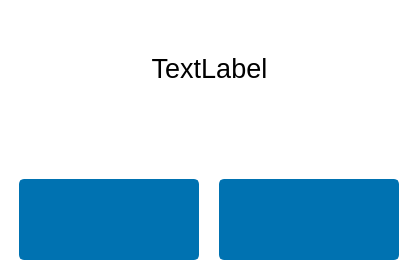
truongkhoa1799/E-Healthcare-System, file gui/dialog.ui: the form before one commit.
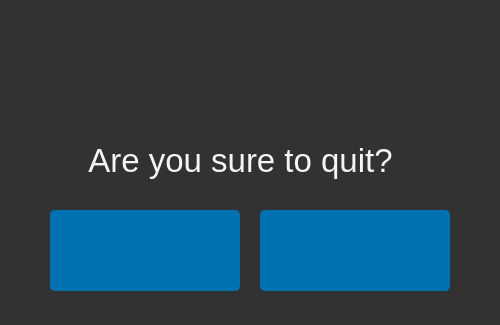
The form after the commit. Icons and pictures are not drawn.

Diff of the .ui file:
```diff
--- a/gui/dialog.ui
+++ b/gui/dialog.ui
@@ -6,8 +6,8 @@
    <rect>
     <x>0</x>
     <y>0</y>
-    <width>420</width>
-    <height>280</height>
+    <width>500</width>
+    <height>325</height>
    </rect>
   </property>
   <property name="windowTitle">
@@ -19,71 +19,30 @@
   <widget class="QFrame" name="verticalFrame">
    <property name="geometry">
     <rect>
-     <x>-1</x>
-     <y>-1</y>
-     <width>421</width>
-     <height>281</height>
+     <x>0</x>
+     <y>0</y>
+     <width>500</width>
+     <height>325</height>
     </rect>
    </property>
    <property name="styleSheet">
-    <string notr="true">background: rgb(255, 255, 255);</string>
+    <string notr="true">background: rgb(50, 50, 50);</string>
    </property>
    <widget class="QFrame" name="horizontalFrame">
     <property name="geometry">
      <rect>
       <x>0</x>
-      <y>170</y>
-      <width>421</width>
-      <height>111</height>
+      <y>200</y>
+      <width>500</width>
+      <height>131</height>
      </rect>
     </property>
-    <widget class="QPushButton" name="accept_exist">
-     <property name="geometry">
-      <rect>
-       <x>220</x>
-       <y>10</y>
-       <width>180</width>
-       <height>81</height>
-      </rect>
-     </property>
-     <property name="styleSheet">
-      <string notr="true">QPushButton {
-	border: 2px solid rgb(0, 114, 177);
-	border-radius: 5px;	
-	background-color: rgb(0, 114, 177);
-	color: rgb(255, 255, 255);
-}
-QPushButton:hover {
-	background-color: rgb(25, 158, 193);
-	border: 2px solid rgb(25, 158, 193);
-	color: rgb(255, 255, 255);
-}
-QPushButton:pressed {	
-	background-color: rgb(25, 158, 193);
-	border: 3px solid rgb(20, 126, 154);
-	color: rgb(255, 255, 255);
-}</string>
-     </property>
-     <property name="text">
-      <string/>
-     </property>
-     <property name="icon">
-      <iconset>
-       <normaloff>icons/24x24/cil-check-circle.png</normaloff>icons/24x24/cil-check-circle.png</iconset>
-     </property>
-     <property name="iconSize">
-      <size>
-       <width>24</width>
-       <height>24</height>
-      </size>
-     </property>
-    </widget>
     <widget class="QPushButton" name="deny_exist">
      <property name="geometry">
       <rect>
-       <x>20</x>
+       <x>50</x>
        <y>10</y>
-       <width>180</width>
+       <width>190</width>
        <height>81</height>
       </rect>
      </property>
@@ -114,8 +73,49 @@
      </property>
      <property name="iconSize">
       <size>
-       <width>24</width>
-       <height>24</height>
+       <width>40</width>
+       <height>40</height>
+      </size>
+     </property>
+    </widget>
+    <widget class="QPushButton" name="accept_exist">
+     <property name="geometry">
+      <rect>
+       <x>260</x>
+       <y>10</y>
+       <width>190</width>
+       <height>81</height>
+      </rect>
+     </property>
+     <property name="styleSheet">
+      <string notr="true">QPushButton {
+	border: 2px solid rgb(0, 114, 177);
+	border-radius: 5px;	
+	background-color: rgb(0, 114, 177);
+	color: rgb(255, 255, 255);
+}
+QPushButton:hover {
+	background-color: rgb(25, 158, 193);
+	border: 2px solid rgb(25, 158, 193);
+	color: rgb(255, 255, 255);
+}
+QPushButton:pressed {	
+	background-color: rgb(25, 158, 193);
+	border: 3px solid rgb(20, 126, 154);
+	color: rgb(255, 255, 255);
+}</string>
+     </property>
+     <property name="text">
+      <string/>
+     </property>
+     <property name="icon">
+      <iconset>
+       <normaloff>icons/icons8-checkmark-100.png</normaloff>icons/icons8-checkmark-100.png</iconset>
+     </property>
+     <property name="iconSize">
+      <size>
+       <width>40</width>
+       <height>40</height>
       </size>
      </property>
     </widget>
@@ -123,27 +123,56 @@
    <widget class="QLabel" name="text_dialog">
     <property name="geometry">
      <rect>
-      <x>0</x>
-      <y>29</y>
-      <width>421</width>
+      <x>70</x>
+      <y>120</y>
+      <width>341</width>
       <height>81</height>
      </rect>
     </property>
     <property name="font">
      <font>
-      <pointsize>20</pointsize>
+      <pointsize>25</pointsize>
      </font>
     </property>
     <property name="styleSheet">
-     <string notr="true">color: rgb(0, 0, 0);</string>
+     <string notr="true">color: rgb(245,245,245);</string>
     </property>
     <property name="text">
-     <string>TextLabel</string>
+     <string>Are you sure to quit?</string>
     </property>
     <property name="alignment">
      <set>Qt::AlignCenter</set>
     </property>
    </widget>
+   <widget class="QFrame" name="icon">
+    <property name="geometry">
+     <rect>
+      <x>205</x>
+      <y>20</y>
+      <width>90</width>
+      <height>90</height>
+     </rect>
+    </property>
+    <property name="maximumSize">
+     <size>
+      <width>1000</width>
+      <height>1000</height>
+     </size>
+    </property>
+    <property name="styleSheet">
+     <string notr="true">background: transparent;
+background-image: url(icons/question.png);
+background-position: center;
+background-repeat: no-repeat;
+</string>
+    </property>
+    <property name="frameShape">
+     <enum>QFrame::StyledPanel</enum>
+    </property>
+    <property name="frameShadow">
+     <enum>QFrame::Raised</enum>
+    </property>
+   </widget>
   </widget>
  </widget>
  <resources/>
```
Left out of the diff: 2 changed lines with no effect on the pictures.
